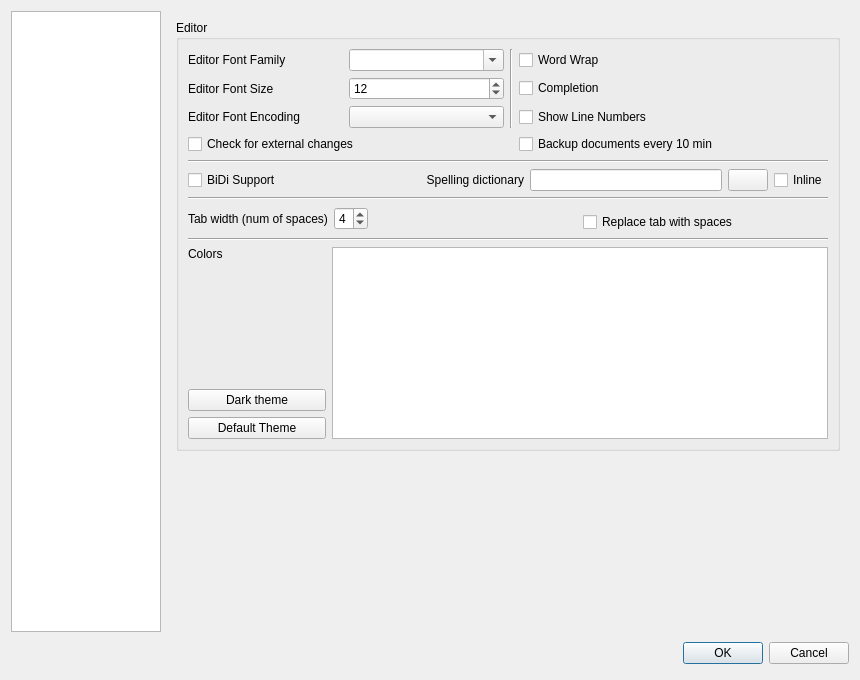
The window that configdialog.ui (srazi/bidiTeXmaker) describes before a commit, drawn with Qt 5.
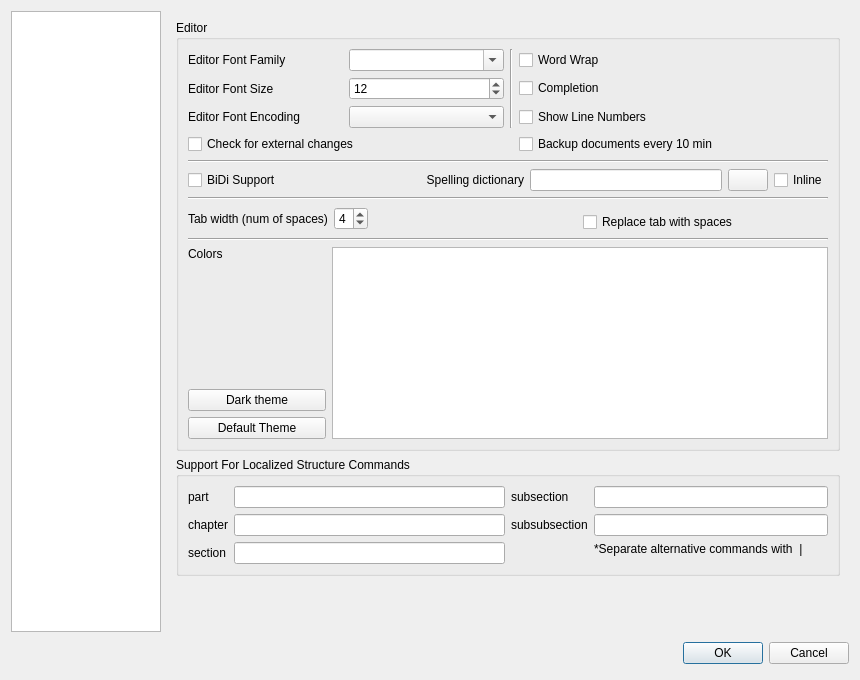
The same window after the commit. The open tabs and pages were chosen to show the change. Icons and pictures are not drawn.

Commit message: Update to version 3.2.2-40 Added support for localized structure commands.

```diff
--- a/configdialog.ui
+++ b/configdialog.ui
@@ -732,19 +732,6 @@
      </widget>
      <widget class="QWidget" name="pe">
       <layout class="QGridLayout" name="gridLayout_8">
-       <item row="1" column="0">
-        <spacer>
-         <property name="orientation">
-          <enum>Qt::Vertical</enum>
-         </property>
-         <property name="sizeHint" stdset="0">
-          <size>
-           <width>411</width>
-           <height>40</height>
-          </size>
-         </property>
-        </spacer>
-       </item>
        <item row="0" column="0">
         <widget class="QGroupBox" name="groupBox_3">
          <property name="sizePolicy">
@@ -1039,6 +1026,119 @@
          </layout>
         </widget>
        </item>
+       <item row="2" column="0">
+        <spacer>
+         <property name="orientation">
+          <enum>Qt::Vertical</enum>
+         </property>
+         <property name="sizeHint" stdset="0">
+          <size>
+           <width>411</width>
+           <height>20</height>
+          </size>
+         </property>
+        </spacer>
+       </item>
+       <item row="1" column="0">
+        <widget class="QGroupBox" name="groupBox_5">
+         <property name="title">
+          <string>Support For Localized Structure Commands</string>
+         </property>
+         <layout class="QHBoxLayout" name="horizontalLayout_3">
+          <item>
+           <layout class="QFormLayout" name="formLayout">
+            <property name="fieldGrowthPolicy">
+             <enum>QFormLayout::AllNonFixedFieldsGrow</enum>
+            </property>
+            <item row="0" column="0">
+             <widget class="QLabel" name="partLabel">
+              <property name="text">
+               <string>part</string>
+              </property>
+             </widget>
+            </item>
+            <item row="0" column="1">
+             <widget class="QLineEdit" name="partLineEdit">
+              <property name="text">
+               <string/>
+              </property>
+             </widget>
+            </item>
+            <item row="1" column="0">
+             <widget class="QLabel" name="chapterLabel">
+              <property name="text">
+               <string>chapter</string>
+              </property>
+             </widget>
+            </item>
+            <item row="1" column="1">
+             <widget class="QLineEdit" name="chapterLineEdit">
+              <property name="text">
+               <string/>
+              </property>
+             </widget>
+            </item>
+            <item row="2" column="0">
+             <widget class="QLabel" name="sectionLabel">
+              <property name="text">
+               <string>section</string>
+              </property>
+             </widget>
+            </item>
+            <item row="2" column="1">
+             <widget class="QLineEdit" name="sectionLineEdit">
+              <property name="text">
+               <string/>
+              </property>
+             </widget>
+            </item>
+           </layout>
+          </item>
+          <item>
+           <layout class="QFormLayout" name="formLayout_2">
+            <property name="fieldGrowthPolicy">
+             <enum>QFormLayout::AllNonFixedFieldsGrow</enum>
+            </property>
+            <item row="0" column="0">
+             <widget class="QLabel" name="subsectionLabel">
+              <property name="text">
+               <string>subsection</string>
+              </property>
+             </widget>
+            </item>
+            <item row="0" column="1">
+             <widget class="QLineEdit" name="subsectionLineEdit">
+              <property name="text">
+               <string/>
+              </property>
+             </widget>
+            </item>
+            <item row="1" column="0">
+             <widget class="QLabel" name="subsubsectionLabel">
+              <property name="text">
+               <string>subsubsection</string>
+              </property>
+             </widget>
+            </item>
+            <item row="1" column="1">
+             <widget class="QLineEdit" name="subsubsectionLineEdit">
+              <property name="text">
+               <string/>
+              </property>
+             </widget>
+            </item>
+            <item row="2" column="1">
+             <widget class="QLabel" name="label_4">
+              <property name="text">
+               <string>*Separate alternative commands with  |</string>
+              </property>
+             </widget>
+            </item>
+           </layout>
+          </item>
+         </layout>
+        </widget>
+       </item>
       </layout>
      </widget>
      <widget class="QWidget" name="ps">
```
The commit also changes 5 other files.
